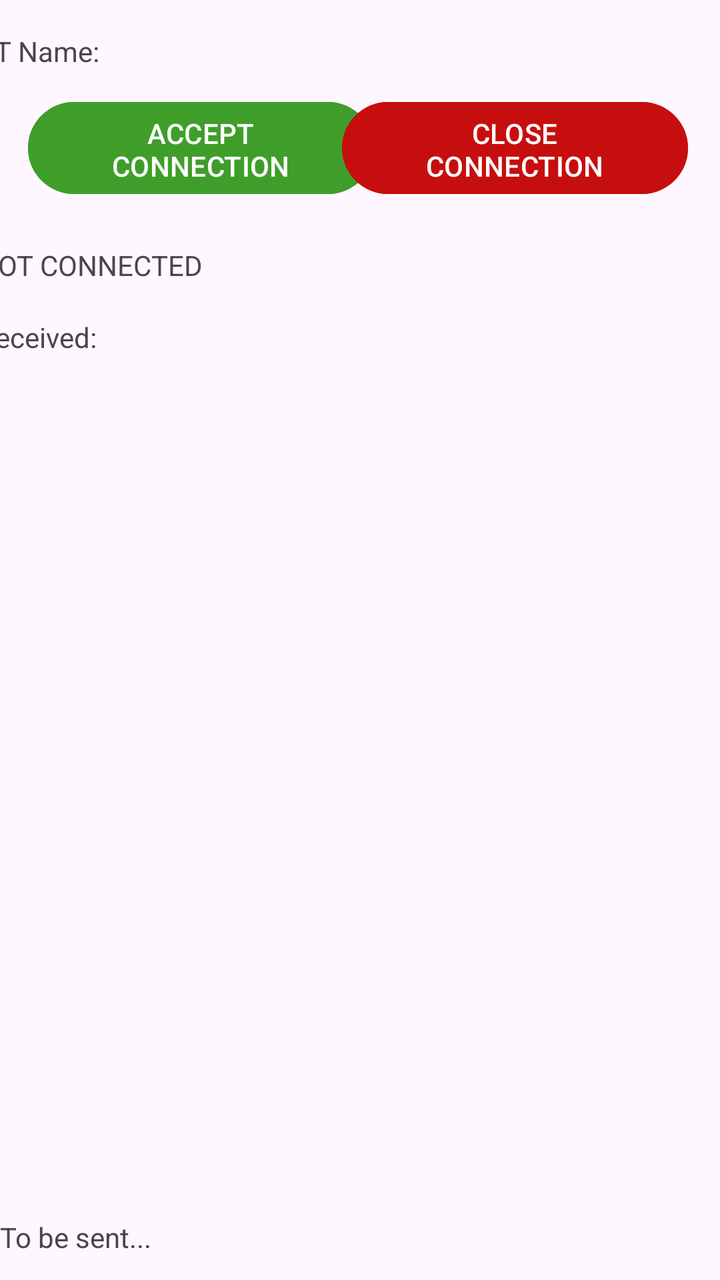
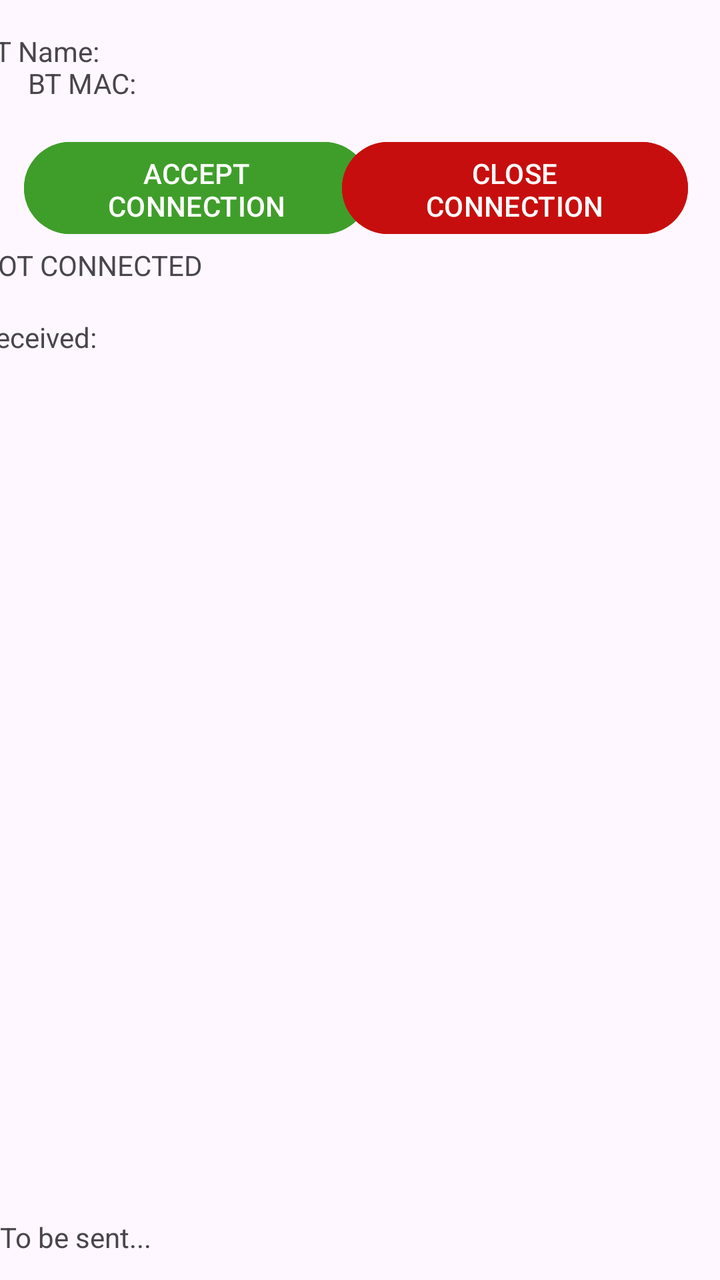

Two renders of the same Android screen: before a commit and after it. Below are the layout's source before the change and the commit's diff.
<!-- AndroidManifest.xml: application theme Theme.BluetoothServer -->
<!-- res/layout/activity_main.xml -->
<?xml version="1.0" encoding="utf-8"?>
<androidx.constraintlayout.widget.ConstraintLayout xmlns:android="http://schemas.android.com/apk/res/android"
    xmlns:app="http://schemas.android.com/apk/res-auto"
    xmlns:tools="http://schemas.android.com/tools"
    android:id="@+id/main"
    android:layout_width="match_parent"
    android:layout_height="match_parent"
    tools:context=".MainActivity">

    <TextView
        android:id="@+id/bt_details"
        android:layout_width="382dp"
        android:layout_height="wrap_content"
        android:layout_marginStart="14dp"
        android:layout_marginTop="16dp"
        android:layout_marginEnd="15dp"
        android:text="BT Name:"
        app:layout_constraintEnd_toEndOf="parent"
        app:layout_constraintStart_toStartOf="parent"
        app:layout_constraintTop_toTopOf="parent" />

    <TextView
        android:id="@+id/status_connect"
        android:layout_width="382dp"
        android:layout_height="23dp"
        android:layout_marginStart="14dp"
        android:layout_marginTop="88dp"
        android:layout_marginEnd="15dp"
        android:text="NOT CONNECTED"
        app:layout_constraintEnd_toEndOf="parent"
        app:layout_constraintStart_toStartOf="parent"
        app:layout_constraintTop_toBottomOf="@+id/bt_details" />

    <TextView
        android:id="@+id/textView4"
        android:layout_width="382dp"
        android:layout_height="23dp"
        android:layout_marginStart="14dp"
        android:layout_marginTop="124dp"
        android:layout_marginEnd="15dp"
        android:text="Received:"
        app:layout_constraintEnd_toEndOf="parent"
        app:layout_constraintStart_toStartOf="parent"
        app:layout_constraintTop_toBottomOf="@+id/bt_details" />

    <TextView
        android:id="@+id/textView5"
        android:layout_width="88dp"
        android:layout_height="22dp"
        android:layout_marginTop="56dp"
        android:text="To be sent..."
        app:layout_constraintTop_toBottomOf="@+id/scrollView2"
        tools:layout_editor_absoluteX="14dp" />

    <TextView
        android:id="@+id/textView6"
        android:layout_width="208dp"
        android:layout_height="82dp"
        android:layout_marginStart="14dp"
        android:layout_marginBottom="17dp"
        app:layout_constraintBottom_toBottomOf="parent"
        app:layout_constraintStart_toStartOf="parent"
        app:layout_constraintTop_toBottomOf="@+id/textView5" />

    <ScrollView
        android:id="@+id/scrollView2"
        android:layout_width="382dp"
        android:layout_height="362dp"
        android:layout_marginStart="14dp"
        android:layout_marginTop="32dp"
        android:layout_marginEnd="15dp"
        app:layout_constraintEnd_toEndOf="parent"
        app:layout_constraintStart_toStartOf="parent"
        app:layout_constraintTop_toTopOf="@+id/textView4">

        <LinearLayout
            android:layout_width="match_parent"
            android:layout_height="wrap_content"
            android:orientation="vertical" />
    </ScrollView>

    <Button
        android:id="@+id/ack_connect"
        android:layout_width="173dp"
        android:layout_height="54dp"
        android:layout_marginStart="14dp"
        android:layout_marginTop="12dp"
        android:backgroundTint="#3F9E2A"
        android:text="ACCEPT CONNECTION"
        app:layout_constraintStart_toStartOf="parent"
        app:layout_constraintTop_toBottomOf="@+id/bt_details" />

    <Button
        android:id="@+id/can_connect"
        android:layout_width="173dp"
        android:layout_height="54dp"
        android:layout_marginTop="12dp"
        android:layout_marginEnd="16dp"
        android:backgroundTint="#C70E0E"
        android:text="CLOSE CONNECTION"
        app:layout_constraintEnd_toEndOf="parent"
        app:layout_constraintTop_toBottomOf="@+id/bt_details" />

    <Button
        android:id="@+id/send_data"
        android:layout_width="127dp"
        android:layout_height="81dp"
        android:layout_marginTop="80dp"
        android:layout_marginEnd="16dp"
        android:layout_marginBottom="17dp"
        android:backgroundTint="#2E77D3"
        android:text="SEND"
        app:layout_constraintBottom_toBottomOf="parent"
        app:layout_constraintEnd_toEndOf="parent"
        app:layout_constraintTop_toBottomOf="@+id/scrollView2" />

</androidx.constraintlayout.widget.ConstraintLayout>
<!-- resources referenced by this layout -->
<resources>
  <style name="Theme.BluetoothServer" parent="Base.Theme.BluetoothServer" />
  <style name="Base.Theme.BluetoothServer" parent="Theme.Material3.DayNight.NoActionBar">
          
          
      </style>
</resources>

<!-- the commit's change to res/layout/activity_main.xml (unified diff, before → after) -->
@@ -20,6 +20,19 @@
         app:layout_constraintTop_toTopOf="parent" />
 
     <TextView
+        android:id="@+id/bt_mac"
+        android:layout_width="382dp"
+        android:layout_height="wrap_content"
+        android:layout_marginStart="14dp"
+        android:layout_marginTop="32dp"
+        android:layout_marginEnd="15dp"
+        android:text="BT MAC:"
+        app:layout_constraintEnd_toEndOf="parent"
+        app:layout_constraintHorizontal_bias="0.0"
+        app:layout_constraintStart_toStartOf="parent"
+        app:layout_constraintTop_toTopOf="parent" />
+
+    <TextView
         android:id="@+id/status_connect"
         android:layout_width="382dp"
         android:layout_height="23dp"
@@ -32,7 +45,7 @@
         app:layout_constraintTop_toBottomOf="@+id/bt_details" />
 
     <TextView
-        android:id="@+id/textView4"
+        android:id="@+id/receivedLabel"
         android:layout_width="382dp"
         android:layout_height="23dp"
         android:layout_marginStart="14dp"
@@ -44,26 +57,28 @@
         app:layout_constraintTop_toBottomOf="@+id/bt_details" />
 
     <TextView
-        android:id="@+id/textView5"
+        android:id="@+id/outgoingMessageLabel"
         android:layout_width="88dp"
         android:layout_height="22dp"
         android:layout_marginTop="56dp"
         android:text="To be sent..."
-        app:layout_constraintTop_toBottomOf="@+id/scrollView2"
+        app:layout_constraintTop_toBottomOf="@+id/receivedMessagesScrollView"
         tools:layout_editor_absoluteX="14dp" />
 
-    <TextView
-        android:id="@+id/textView6"
+    <EditText
+        android:id="@+id/outgoingMessageContent"
         android:layout_width="208dp"
         android:layout_height="82dp"
         android:layout_marginStart="14dp"
         android:layout_marginBottom="17dp"
+        android:hint="Escribe un mensaje"
+        android:inputType="textMultiLine"
         app:layout_constraintBottom_toBottomOf="parent"
         app:layout_constraintStart_toStartOf="parent"
-        app:layout_constraintTop_toBottomOf="@+id/textView5" />
+        app:layout_constraintTop_toBottomOf="@+id/outgoingMessageLabel" />
 
     <ScrollView
-        android:id="@+id/scrollView2"
+        android:id="@+id/receivedMessagesScrollView"
         android:layout_width="382dp"
         android:layout_height="362dp"
         android:layout_marginStart="14dp"
@@ -71,7 +86,7 @@
         android:layout_marginEnd="15dp"
         app:layout_constraintEnd_toEndOf="parent"
         app:layout_constraintStart_toStartOf="parent"
-        app:layout_constraintTop_toTopOf="@+id/textView4">
+        app:layout_constraintTop_toTopOf="@+id/receivedLabel">
 
         <LinearLayout
             android:layout_width="match_parent"
@@ -83,8 +98,8 @@
         android:id="@+id/ack_connect"
         android:layout_width="173dp"
         android:layout_height="54dp"
-        android:layout_marginStart="14dp"
-        android:layout_marginTop="12dp"
+        android:layout_marginStart="12dp"
+        android:layout_marginTop="32dp"
         android:backgroundTint="#3F9E2A"
         android:text="ACCEPT CONNECTION"
         app:layout_constraintStart_toStartOf="parent"
@@ -94,7 +109,7 @@
         android:id="@+id/can_connect"
         android:layout_width="173dp"
         android:layout_height="54dp"
-        android:layout_marginTop="12dp"
+        android:layout_marginTop="32dp"
         android:layout_marginEnd="16dp"
         android:backgroundTint="#C70E0E"
         android:text="CLOSE CONNECTION"
@@ -112,6 +127,6 @@
         android:text="SEND"
         app:layout_constraintBottom_toBottomOf="parent"
         app:layout_constraintEnd_toEndOf="parent"
-        app:layout_constraintTop_toBottomOf="@+id/scrollView2" />
+        app:layout_constraintTop_toBottomOf="@+id/receivedMessagesScrollView" />
 
 </androidx.constraintlayout.widget.ConstraintLayout>
